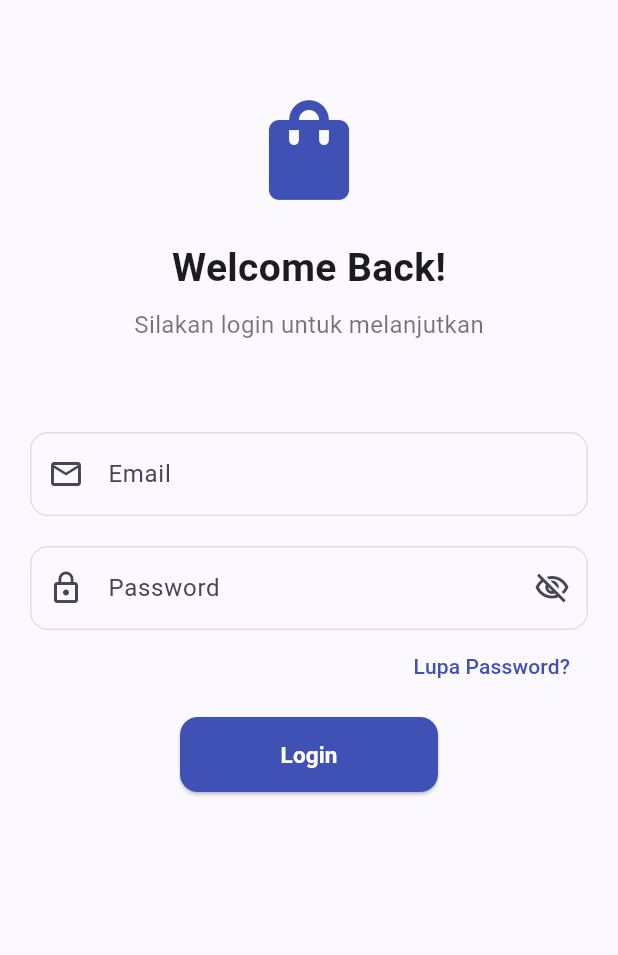
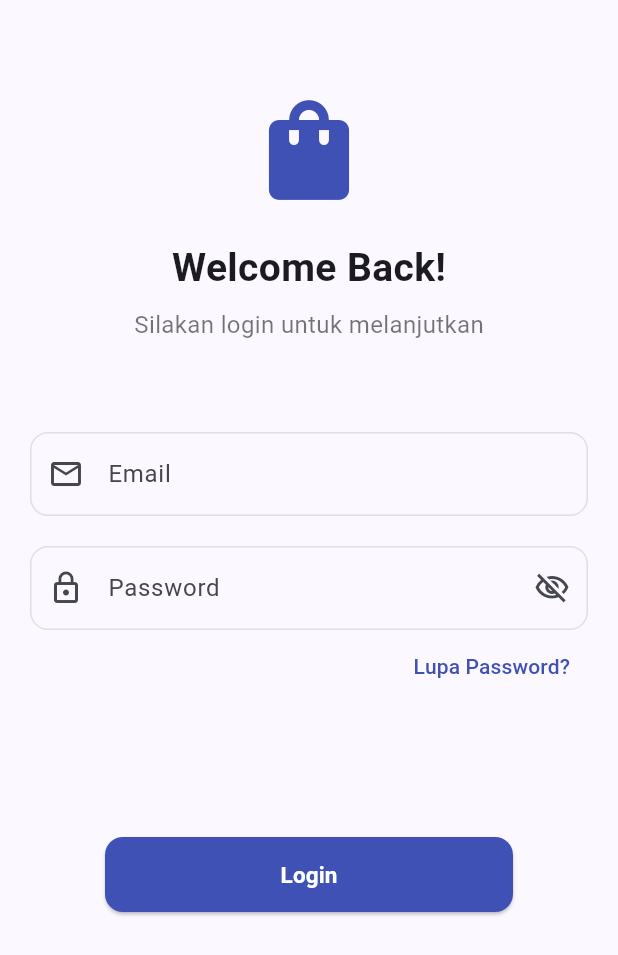
Before and after one commit to Mariariaardyanti/KB1179-1123150050-uts, a Flutter app: the Login screen opened directly, on a phone screen of 412 x 824 dp. Shown: the top 955 px of the screen. Run offline on Flutter 3.47's test engine with Material 3 defaults, Android fonts, the phone set to English and light mode, and no system bars.

Commit message:
update: wrapping button login

```diff
--- a/lib/screen/login.dart
+++ b/lib/screen/login.dart
@@ -32,8 +32,6 @@ class _LoginState extends State<Login> {
                   style: TextStyle(fontSize: 16, color: Colors.black54),
                 ),
                 const SizedBox(height: 60),
-
-                // 📧 Email
                 TextField(
                   keyboardType: TextInputType.emailAddress,
                   decoration: InputDecoration(
@@ -55,8 +53,6 @@ class _LoginState extends State<Login> {
                 ),
 
                 const SizedBox(height: 20),
-
-                // 🔒 Password
                 TextField(
                   obscureText: _obscurePassword,
                   decoration: InputDecoration(
@@ -98,8 +94,9 @@ class _LoginState extends State<Login> {
                   ),
                 ),
               ),
+            const SizedBox(height: 80),
               Padding(
-                  padding: const EdgeInsets.symmetric(horizontal: 100, vertical: 10),
+                  padding: const EdgeInsets.symmetric(horizontal: 50, vertical: 10),
                   child: SizedBox(
                     width: 300,
                     height: 50,
```
